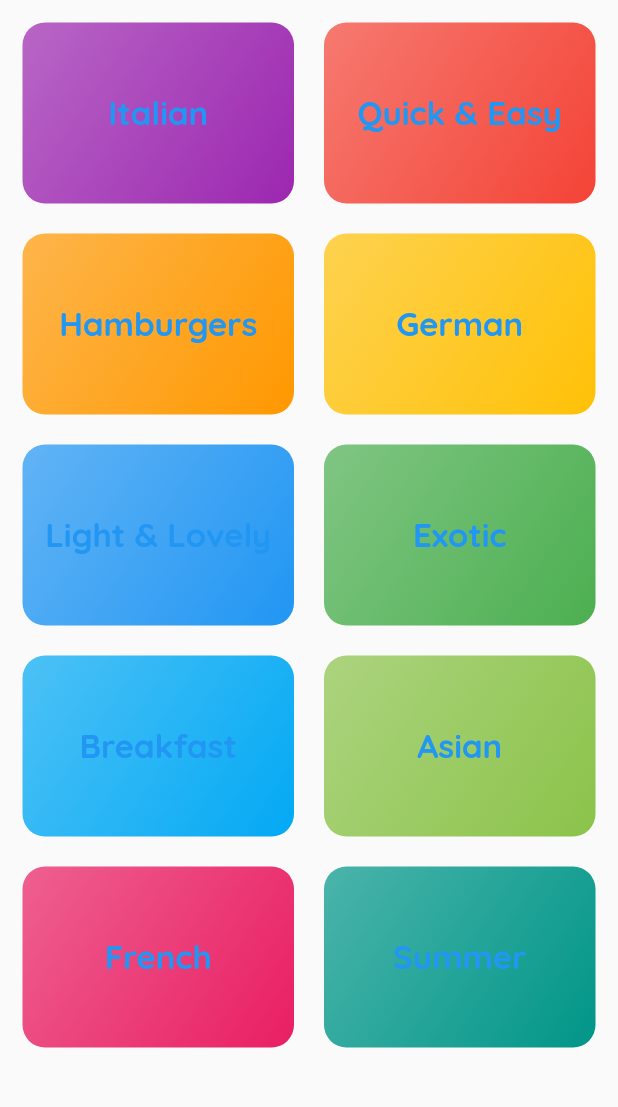
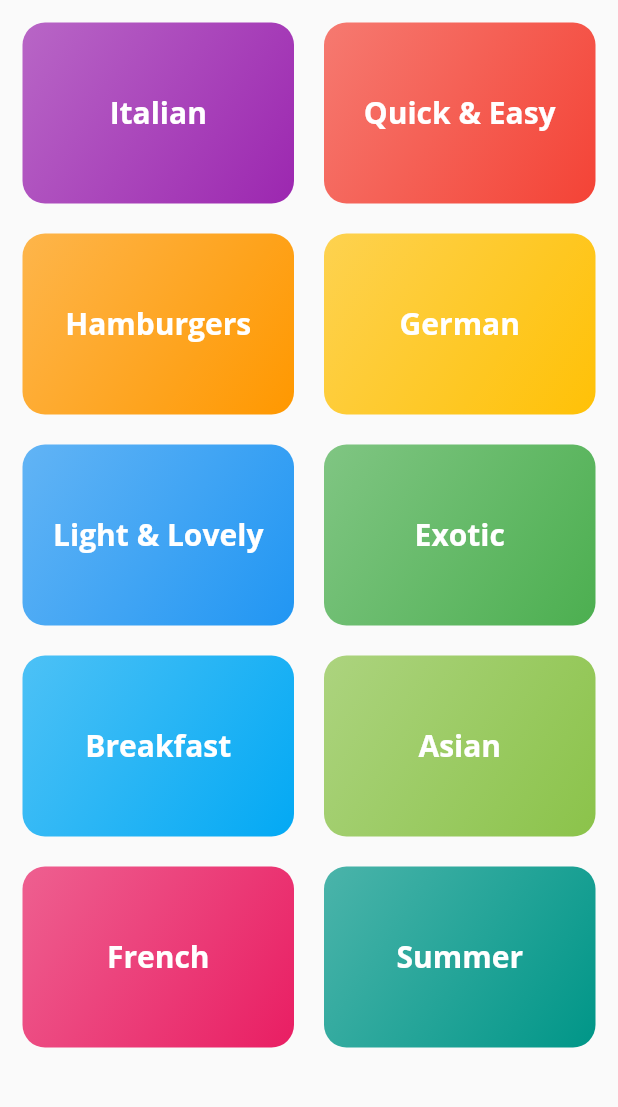
Before and after one commit to Ahmadbltagy/dots_kitchen, a Flutter app: the screen it shows after launch, on a phone screen of 412 x 824 dp, the part 84-1191 px from its top. Run offline on Flutter 3.47's test engine with Material 2 defaults, Android fonts, the phone set to English and light mode, and no system bars.

Commit message:
init categ_meal_screen

```diff
--- a/lib/categories_screen.dart
+++ b/lib/categories_screen.dart
@@ -16,7 +16,7 @@ class CategoriesScreen extends StatelessWidget {
       ),
       children: DUMMY_CATEGORIES
           .map(
-            (catData) => CategoryCard(catData.title, catData.color),
+            (catData) => CategoryCard(catData.id, catData.title, catData.color),
           )
           .toList(),
     );
--- a/lib/category_card.dart
+++ b/lib/category_card.dart
@@ -1,13 +1,24 @@
 import 'package:flutter/material.dart';
 
 class CategoryCard extends StatelessWidget {
+  final String id;
   final String title;
   final Color colr;
 
-  CategoryCard(this.title, this.colr);
+  CategoryCard(this.id, this.title, this.colr);
+
+  void selectedCat(BuildContext ctx) {
+    Navigator.of(ctx)
+        .pushNamed('/categories-meal', arguments: {'id': id, 'title': title});
+  }
+
   @override
   Widget build(BuildContext context) {
-    return Container(
+    return InkWell(
+      onTap: () => selectedCat(context),
+      splashColor: Theme.of(context).primaryColor,
+      borderRadius: BorderRadius.circular(15),
+      child: Container(
         padding: const EdgeInsets.all(15),
         decoration: BoxDecoration(
           gradient: LinearGradient(
@@ -23,7 +34,8 @@ class CategoryCard extends StatelessWidget {
         child: Center(
           child: Text(
             title,
-          style: Theme.of(context).textTheme.headline1,
+            style: Theme.of(context).textTheme.bodyText1,
+          ),
         ),
       ),
     );
--- a/lib/main.dart
+++ b/lib/main.dart
@@ -1,4 +1,5 @@
-import 'package:dots_kitchen/categories_screen.dart';
+import 'categories_meals_screen.dart';
+import 'categories_screen.dart';
 import 'package:flutter/material.dart';
 
 void main() => runApp(MyApp());
@@ -23,9 +24,18 @@ class MyApp extends StatelessWidget {
             fontWeight: FontWeight.bold,
             fontSize: 22,
           ),
+          bodyText1: TextStyle(
+            color: Colors.white,
+            fontFamily: 'OpenSans',
+            fontWeight: FontWeight.bold,
+            fontSize: 20,
+          ),
         ),
       ),
       home: MyHomePage(),
+      routes: {
+        '/categories-meal': (ctx) => CatMealScreen(),
+      },
     );
   }
 }
```
Also changed, not shown: lib/categories_meals_screen.dart (added, +22 -0 lines). Lines whose indentation alone changed are shown as unchanged.
